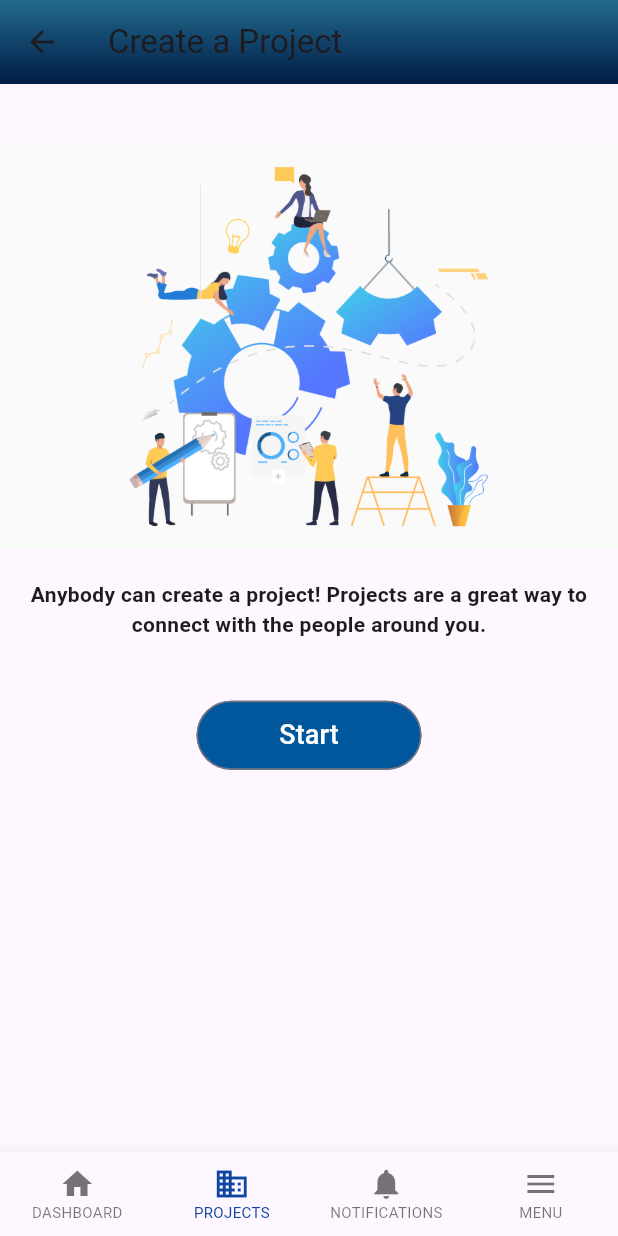
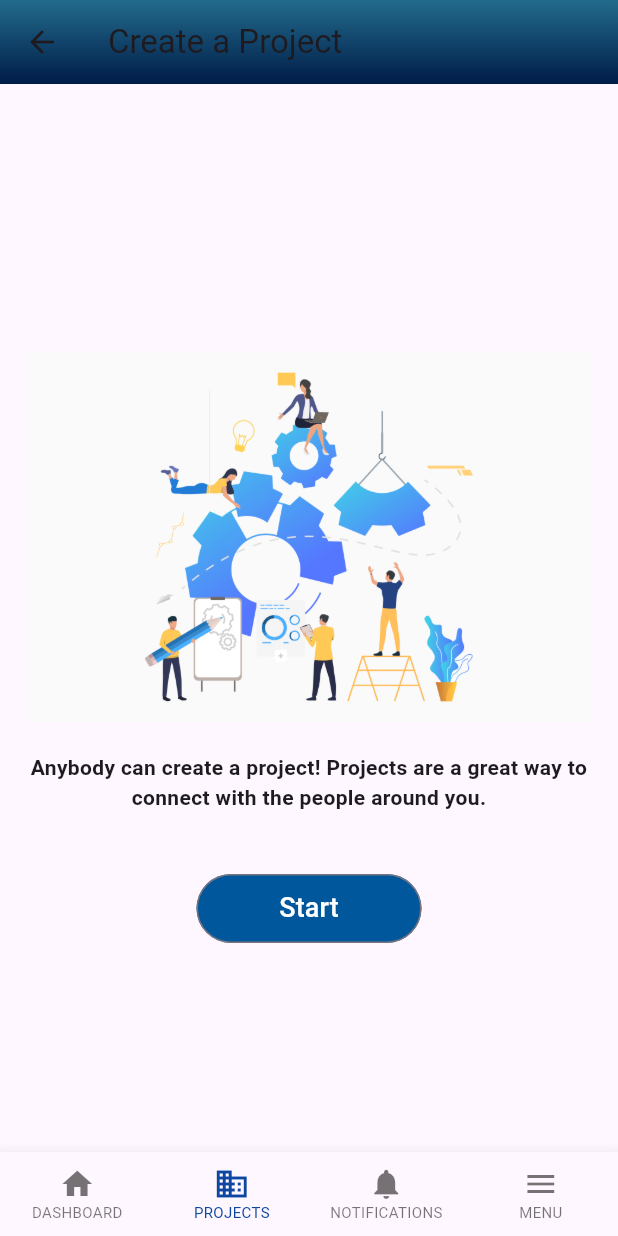
Before and after one commit to techtobefree/libertas, a Flutter app: the CreateAProject screen opened by its route, on a phone screen of 412 x 824 dp. Run offline on Flutter 3.47's test engine with Material 3 defaults, Android fonts, the phone set to English and light mode, and no system bars; our stand-ins replace equatable, flutter_bloc, flutter_form_builder, form_builder_validators, go_router, image_cropper and 1 more; missing offline and left inert: amplify_api, amplify_auth_cognito, amplify_core, amplify_flutter, bson, form_builder_image_picker; accounts and stored records are empty.

Commit message:
fixed the other sizing issue on web

```diff
--- a/apps/serve/lib/screens/projects.dart
+++ b/apps/serve/lib/screens/projects.dart
@@ -1,4 +1,3 @@
-import 'dart:math';
 import 'package:flutter/material.dart';
 import 'package:flutter_bloc/flutter_bloc.dart';
 import 'package:go_router/go_router.dart';
@@ -105,7 +104,6 @@ class ProjectsPageState extends State<ProjectsPage> {
         builder: (BuildContext context, ProjectsCubitState state) => Scaffold(
             resizeToAvoidBottomInset: false,
             appBar: PreferredSize(
-              //preferredSize: const Size.fromHeight(192.0),
               preferredSize: Size.fromHeight(dimensions.largeAppBarHeight),
               child: AppBar(
                 flexibleSpace: Container(
--- a/apps/serve/lib/screens/sub_screens/projects_subpages/create_a_project/create_a_project.dart
+++ b/apps/serve/lib/screens/sub_screens/projects_subpages/create_a_project/create_a_project.dart
@@ -1,4 +1,5 @@
 import 'package:flutter/material.dart';
+import 'package:serve_to_be_free/services/dimensions.dart';
 import 'package:serve_to_be_free/widgets/buttons/solid_rounded_button.dart';
 
 class CreateAProject extends StatelessWidget {
@@ -22,13 +23,20 @@ class CreateAProject extends StatelessWidget {
                 ),
               ),
             )),
-        body: Column(children: [
+        body: Container(
+            alignment: Alignment.center,
+            child: Column(
+                mainAxisAlignment: MainAxisAlignment.center,
+                crossAxisAlignment: CrossAxisAlignment.center,
+                children: [
                   Container(
                     margin: const EdgeInsets.only(top: 40),
+                    height: dimensions.height * 0.3,
                     child: Image.asset("assets/images/19219.jpg"),
                   ),
                   Container(
-              margin: const EdgeInsets.only(left: 20, right: 20, top: 20),
+                      margin:
+                          const EdgeInsets.only(left: 20, right: 20, top: 20),
                       child: const Text(
                           style: TextStyle(fontWeight: FontWeight.w600),
                           textAlign: TextAlign.center,
@@ -36,6 +44,6 @@ class CreateAProject extends StatelessWidget {
                   Container(
                       padding: const EdgeInsets.only(top: 40),
                       child: SolidRoundedButton("Start", path: projectFormPath))
-        ]));
+                ])));
   }
 }
```
Lines whose indentation alone changed are shown as unchanged.
